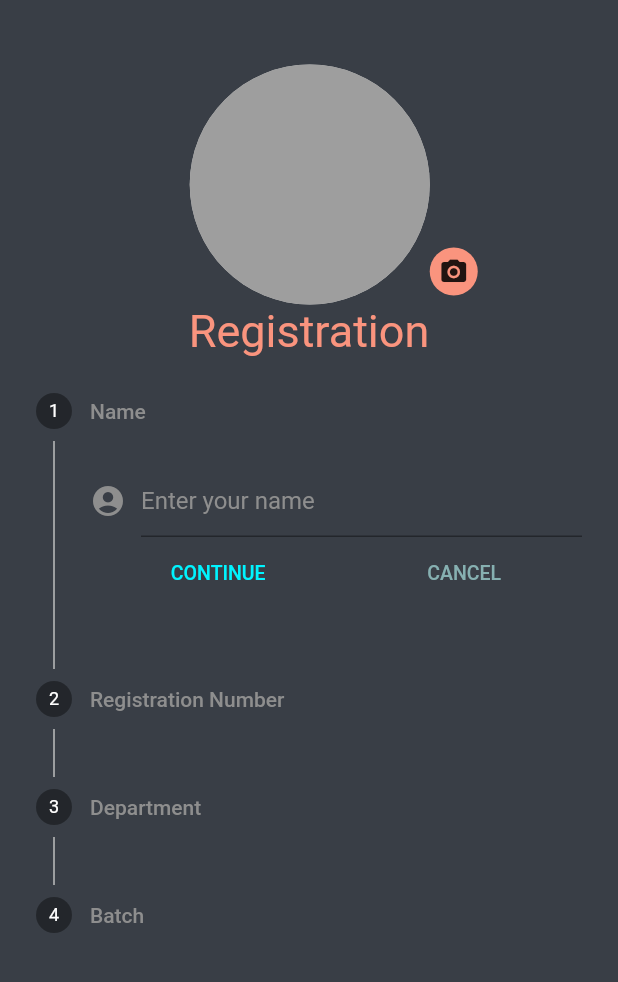
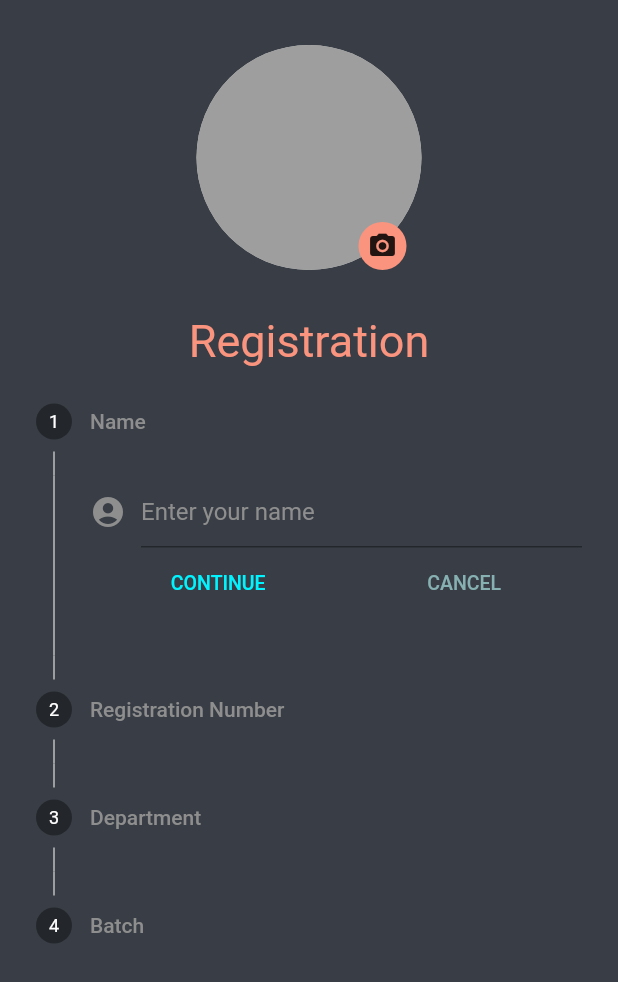
Before and after one commit to pragyakashyap/college-app-frontend-mobile, a Flutter app: the screen it shows after launch, after a tap on the "photo camera" icon, on a phone screen of 412 x 824 dp. Shown: the top 982 px of the screen. Run offline on Flutter 3.47's test engine with Material 2 defaults, Android fonts, the phone set to English and light mode, and no system bars; our stand-ins replace image_picker.

Commit message:
fixed the alignment issue

```diff
--- a/lib/Screens/Registeration_screen.dart
+++ b/lib/Screens/Registeration_screen.dart
@@ -10,10 +10,12 @@ class RegisterationPage extends StatefulWidget {
 class _RegisterationPageState extends State<RegisterationPage> {
   var _index = 0;
 
-  File _image;
+  PickedFile _image;
+  ImagePicker imgpicker = ImagePicker();
   imgfromGallery() async {
     print('picker is called');
-    File image = await ImagePicker.pickImage(source: ImageSource.gallery);
+    PickedFile image = await imgpicker.getImage(source: ImageSource.gallery);
+
     setState(() {
       _image = image;
     });
@@ -26,22 +28,26 @@ class _RegisterationPageState extends State<RegisterationPage> {
 
   @override
   Widget build(BuildContext context) {
-    return Container(
+    return SafeArea(
+      child: Scaffold(
+        body: Container(
           color: Color(0xFF393E46),
-        child: SingleChildScrollView(
-                  child: Column(children: [
-            Stack(
+          child: Column(
+            crossAxisAlignment: CrossAxisAlignment.center,
             children: [
-                Padding(
-                    padding: const EdgeInsets.only(
-                        top: 43.0, left: 113, right: 112, bottom: 0),
-                    child: CircleAvatar(
+              SizedBox(height: 30),
+              SizedBox(
+                height: 150,
+                width: 150,
+                child: Stack(
+                  children: [
+                    CircleAvatar(
                       backgroundColor: Color(0xFFC4C4C4),
                       radius: 80,
                       child: _image != null
                           ? ClipRRect(
                               borderRadius: BorderRadius.circular(80),
-                                  child: Image.file(_image,
+                              child: Image.file(File(_image.path),
                                   width: 150, height: 150, fit: BoxFit.cover),
                             )
                           : CircleAvatar(
@@ -49,12 +55,11 @@ class _RegisterationPageState extends State<RegisterationPage> {
                               radius: 80,
                             ),
                     ),
-                              ),
                     Positioned(
                         width: 32,
                         height: 32,
-                    left: 273,
-                    top: 165,
+                        bottom: 0,
+                        right: 10,
                         child: GestureDetector(
                           onTap: () {
                             imgfromGallery();
@@ -65,11 +70,14 @@ class _RegisterationPageState extends State<RegisterationPage> {
                               size: 20,
                             ),
                             decoration: BoxDecoration(
-                            color: Color(0xFFFA947E), shape: BoxShape.circle),
+                                color: Color(0xFFFA947E),
+                                shape: BoxShape.circle),
                           ),
                         ))
                   ],
                 ),
+              ),
+              SizedBox(height: 30),
               Text(
                 'Registration',
                 style: TextStyle(
@@ -83,7 +91,8 @@ class _RegisterationPageState extends State<RegisterationPage> {
                 data: ThemeData(primaryColor: Color(0xFF03AFB7)),
                 child: Stepper(
                   controlsBuilder: (BuildContext context,
-                    {VoidCallback onStepContinue, VoidCallback onStepCancel}) {
+                      {VoidCallback onStepContinue,
+                      VoidCallback onStepCancel}) {
                     return Row(
                       mainAxisSize: MainAxisSize.max,
                       mainAxisAlignment: MainAxisAlignment.spaceAround,
@@ -92,16 +101,16 @@ class _RegisterationPageState extends State<RegisterationPage> {
                           onPressed: onStepContinue,
                           child: const Text(
                             'CONTINUE',
-                            style:
-                                TextStyle(color: Color(0xFF00F4FF), fontSize: 13),
+                            style: TextStyle(
+                                color: Color(0xFF00F4FF), fontSize: 13),
                           ),
                         ),
                         TextButton(
                           onPressed: onStepCancel,
                           child: const Text(
                             'CANCEL',
-                          style:
-                              TextStyle(color: Color(0xFF86B0B1), fontSize: 13),
+                            style: TextStyle(
+                                color: Color(0xFF86B0B1), fontSize: 13),
                           ),
                         ),
                       ],
@@ -122,7 +131,8 @@ class _RegisterationPageState extends State<RegisterationPage> {
                               style: TextStyle(color: Color(0xFF8E8E8E)),
                               decoration: InputDecoration(
                                   hintText: 'Enter your name',
-                                  hintStyle: TextStyle(color: Color(0xFF8E8E8E))),
+                                  hintStyle:
+                                      TextStyle(color: Color(0xFF8E8E8E))),
                             ),
                           ),
                         ],
@@ -142,7 +152,8 @@ class _RegisterationPageState extends State<RegisterationPage> {
                               style: TextStyle(color: Color(0xFF8E8E8E)),
                               decoration: InputDecoration(
                                   hintText: '1XETXXXXXX',
-                                  hintStyle: TextStyle(color: Color(0xFF8E8E8E))),
+                                  hintStyle:
+                                      TextStyle(color: Color(0xFF8E8E8E))),
                             ),
                           ),
                         ],
@@ -162,7 +173,8 @@ class _RegisterationPageState extends State<RegisterationPage> {
                               style: TextStyle(color: Color(0xFF8E8E8E)),
                               decoration: InputDecoration(
                                   hintText: 'FET',
-                                  hintStyle: TextStyle(color: Color(0xFF8E8E8E))),
+                                  hintStyle:
+                                      TextStyle(color: Color(0xFF8E8E8E))),
                             ),
                           ),
                         ],
@@ -182,7 +194,8 @@ class _RegisterationPageState extends State<RegisterationPage> {
                               style: TextStyle(color: Color(0xFF8E8E8E)),
                               decoration: InputDecoration(
                                   hintText: '20XX',
-                                  hintStyle: TextStyle(color: Color(0xFF8E8E8E))),
+                                  hintStyle:
+                                      TextStyle(color: Color(0xFF8E8E8E))),
                             ),
                           ),
                         ],
@@ -206,6 +219,7 @@ class _RegisterationPageState extends State<RegisterationPage> {
             ],
           ),
         ),
+      ),
     );
   }
 }
```
Lines whose indentation alone changed are shown as unchanged.
